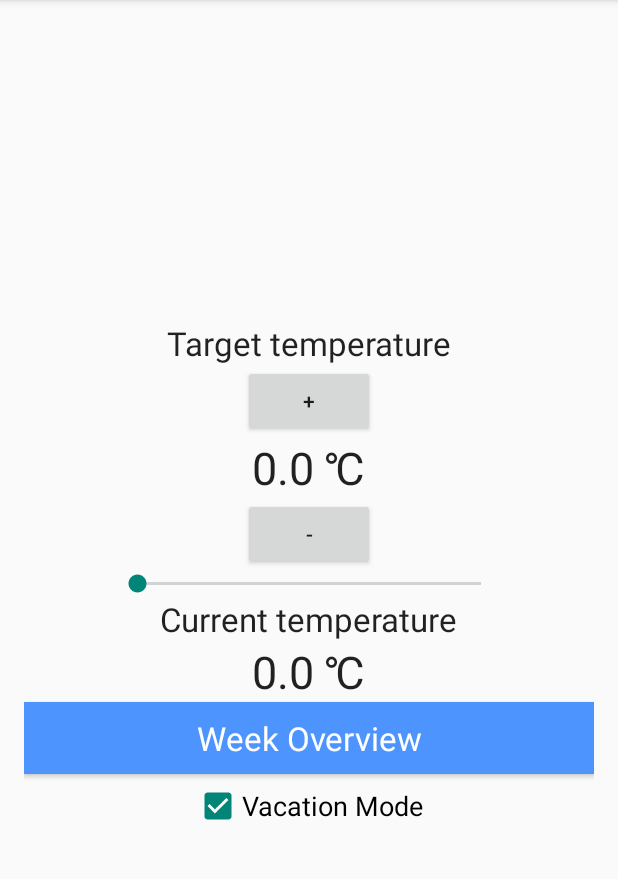
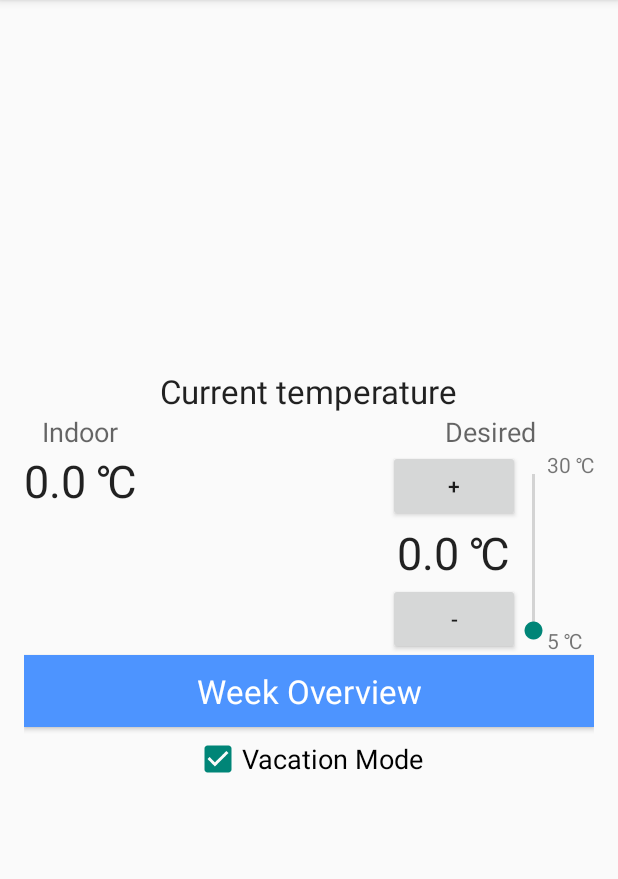
Before and after one commit to HTI-35/Thermostat, an Android app: the screen it shows after launch (ThermostatActivity), on a phone screen of 412 x 824 dp, the part 84-963 px from its top. Run offline under Robolectric (Android 15) with nearby library versions, the phone set to English and light mode, and no system bars; network calls fail; 5 statements that could not run were skipped.

Commit message:
Interface of other branch applied

```diff
--- a/DemoThermostat/app/src/main/java/nl/tue/demothermostat/ThermostatActivity.java
+++ b/DemoThermostat/app/src/main/java/nl/tue/demothermostat/ThermostatActivity.java
@@ -26,7 +26,7 @@ public class ThermostatActivity extends Activity {
     double vTemp, cTemp; //target temperature, current temperature
     boolean wkProgramEnabled,checkvacation = true;
     TextView targetTemp, currentTemp;
-    SeekBar seekBar;
+    VerticalSeekBar seekBar;
     Button bIncrTemp, bDecrTemp;
     CheckBox vacationMode;
 
@@ -43,7 +43,7 @@ public class ThermostatActivity extends Activity {
         HeatingSystem.BASE_ADDRESS = "http://wwwis.win.tue.nl/2id40-ws/35";
         targetTemp = (TextView)findViewById(R.id.targetTemp);
         currentTemp = (TextView)findViewById(R.id.currTemp);
-        seekBar = (SeekBar)findViewById(R.id.seekBar);
+        seekBar = (VerticalSeekBar)findViewById(R.id.tempSeekbar);
 
 
         new Thread(new Runnable() {
--- /dev/null
+++ b/DemoThermostat/app/src/main/java/nl/tue/demothermostat/VerticalSeekBar.java
@@ -0,0 +1,70 @@
+package nl.tue.demothermostat;
+
+import android.content.Context;
+import android.graphics.Canvas;
+import android.util.AttributeSet;
+import android.view.MotionEvent;
+import android.widget.ProgressBar;
+import android.widget.SeekBar;
+
+public class VerticalSeekBar extends SeekBar {
+
+    public VerticalSeekBar(Context context) {
+        super(context);
+    }
+
+    public VerticalSeekBar(Context context, AttributeSet attrs, int defStyle) {
+        super(context, attrs, defStyle);
+    }
+
+    public VerticalSeekBar(Context context, AttributeSet attrs) {
+        super(context, attrs);
+    }
+
+    protected void onSizeChanged(int w, int h, int oldw, int oldh) {
+        super.onSizeChanged(h, w, oldh, oldw);
+    }
+
+    @Override
+    protected synchronized void onMeasure(int widthMeasureSpec, int heightMeasureSpec) {
+        super.onMeasure(heightMeasureSpec, widthMeasureSpec);
+        setMeasuredDimension(getMeasuredHeight(), getMeasuredWidth());
+    }
+
+    protected void onDraw(Canvas c) {
+        c.rotate(-90);
+        c.translate(-getHeight(), 0);
+
+        super.onDraw(c);
+    }
+
+    @Override
+    public boolean onTouchEvent(MotionEvent event) {
+        if (!isEnabled()) {
+            return false;
+        }
+
+        switch (event.getAction()) {
+            case MotionEvent.ACTION_DOWN:
+            case MotionEvent.ACTION_MOVE:
+            case MotionEvent.ACTION_UP:
+                setProgress(getMax() - (int) (getMax() * event.getY() / getHeight()));
+                onSizeChanged(getWidth(), getHeight(), 0, 0);
+                break;
+
+            case MotionEvent.ACTION_CANCEL:
+                break;
+        }
+        return true;
+    }
+
+    @Override
+    public synchronized void setProgress(int progress) {
+        super.setProgress(progress);
+        updateThumb();
+    }
+
+    public void updateThumb(){
+        onSizeChanged(getWidth(), getHeight(), 0, 0);
+    }
+}
--- a/DemoThermostat/app/src/main/res/layout/activity_thermostat.xml
+++ b/DemoThermostat/app/src/main/res/layout/activity_thermostat.xml
@@ -1,4 +1,4 @@
-<LinearLayout xmlns:android="http://schemas.android.com/apk/res/android"
+<RelativeLayout xmlns:android="http://schemas.android.com/apk/res/android"
     xmlns:tools="http://schemas.android.com/tools" android:layout_width="match_parent"
     android:layout_height="match_parent" android:paddingLeft="@dimen/activity_horizontal_margin"
     android:paddingRight="@dimen/activity_horizontal_margin"
@@ -11,56 +11,130 @@
         android:layout_width="wrap_content"
         android:layout_height="wrap_content"
         android:textAppearance="?android:attr/textAppearanceLarge"
-        android:text="Target temperature"
-        android:id="@+id/targetTempText" />
+        android:text="Current temperature"
+        android:id="@+id/currentTempText"
+        android:layout_alignParentTop="true"
+        android:layout_centerHorizontal="true" />
+
+    <RelativeLayout
+        android:layout_width="wrap_content"
+        android:layout_height="wrap_content"
+        android:id="@+id/desiredLO"
+        android:layout_below="@+id/currentTempText"
+        android:layout_alignParentRight="true"
+        android:layout_alignParentEnd="true">
+
+        <TextView
+            android:layout_width="wrap_content"
+            android:layout_height="wrap_content"
+            android:textAppearance="?android:attr/textAppearanceMedium"
+            android:text="Desired"
+            android:id="@+id/desiredText"
+            android:layout_centerHorizontal="true"/>
+
+        <RelativeLayout
+            android:layout_width="wrap_content"
+            android:layout_height="wrap_content"
+            android:layout_below="@id/desiredText"
+            android:layout_centerHorizontal="true">
+
+            <RelativeLayout
+                android:layout_width="wrap_content"
+                android:layout_height="wrap_content"
+                android:id="@+id/tempButtonsLO">
 
                 <Button
                     android:layout_width="wrap_content"
                     android:layout_height="wrap_content"
                     android:text="+"
-        android:id="@+id/bIncrTemp" />
+                    android:id="@+id/bIncrTemp"
+                    android:layout_centerHorizontal="true"/>
 
                 <TextView
                     android:layout_width="wrap_content"
                     android:layout_height="wrap_content"
                     android:textAppearance="?android:attr/textAppearanceLarge"
-        android:text="21 \u2103"
+                    android:text="21.0 \u2103"
                     android:textSize="30sp"
-        android:id="@+id/targetTemp" />
+                    android:id="@+id/targetTemp"
+                    android:layout_below="@+id/bIncrTemp"
+                    android:layout_centerHorizontal="true" />
 
                 <Button
                     android:layout_width="wrap_content"
                     android:layout_height="wrap_content"
                     android:text="-"
-        android:id="@+id/bDecrTemp" />
+                    android:id="@+id/bDecrTemp"
+                    android:layout_below="@+id/targetTemp"
+                    android:layout_centerHorizontal="true" />
 
-    <SeekBar
-        android:layout_width="261dp"
+            </RelativeLayout>
+
+            <nl.tue.demothermostat.VerticalSeekBar
+                android:layout_width="wrap_content"
+                android:layout_height="match_parent"
+                android:id="@+id/tempSeekbar"
+                android:layout_toRightOf="@id/tempButtonsLO"
+                android:layout_alignTop="@id/tempButtonsLO"
+                android:layout_alignBottom="@id/tempButtonsLO"
+                android:max="250"/>
+
+            <TextView
+                android:layout_width="wrap_content"
                 android:layout_height="wrap_content"
-        android:id="@+id/seekBar"
-        android:max="250"
-        android:indeterminate="false" />
+                android:textAppearance="?android:attr/textAppearanceSmall"
+                android:text="30 \u2103"
+                android:id="@+id/maxTText"
+                android:layout_toRightOf="@id/tempSeekbar"
+                android:layout_alignTop="@id/tempSeekbar"/>
+
+            <TextView
+                android:layout_width="wrap_content"
+                android:layout_height="wrap_content"
+                android:textAppearance="?android:attr/textAppearanceSmall"
+                android:text="5 \u2103"
+                android:id="@+id/minTText"
+                android:layout_toRightOf="@id/tempSeekbar"
+                android:layout_alignBottom="@id/tempSeekbar"/>
+
+        </RelativeLayout>
+
+    </RelativeLayout>
+
+    <RelativeLayout
+        android:layout_width="wrap_content"
+        android:layout_height="wrap_content"
+        android:layout_below="@+id/currentTempText"
+        android:layout_alignParentLeft="true"
+        android:layout_alignParentStart="true">
+
+        <TextView
+            android:layout_width="wrap_content"
+            android:layout_height="wrap_content"
+            android:textAppearance="?android:attr/textAppearanceMedium"
+            android:text="Indoor"
+            android:id="@+id/indoorText"
+            android:layout_centerHorizontal="true"/>
 
         <TextView
             android:layout_width="wrap_content"
             android:layout_height="wrap_content"
             android:textAppearance="?android:attr/textAppearanceLarge"
-        android:text="Current temperature"
-        android:id="@+id/currTempText" />
+            android:text="21.0 \u2103"
+            android:textSize="30sp"
+            android:id="@+id/currTemp"
+            android:layout_centerVertical="true"
+            android:layout_below="@id/indoorText"/>
 
-    <TextView
-        android:layout_width="wrap_content"
-        android:layout_height="wrap_content"
-        android:textAppearance="?android:attr/textAppearanceLarge"
-        android:text="21 &#x2103;"
-        android:textSize="30sp"
-        android:id="@+id/currTemp" />
+    </RelativeLayout>
 
     <Button
         style="@style/button"
         android:layout_height="wrap_content"
         android:text="Week Overview"
-        android:id="@+id/bWeekOverview" />
+        android:id="@+id/bWeekOverview"
+        android:layout_below="@+id/desiredLO"
+        android:layout_alignParentRight="true" />
 
     <CheckBox
         android:layout_width="wrap_content"
@@ -68,7 +142,8 @@
         android:layout_gravity="center_horizontal"
         android:textAppearance="?android:attr/textAppearanceMedium"
         android:text="Vacation Mode"
-        android:id="@+id/vacationMode" />
+        android:id="@+id/vacationMode"
+        android:layout_below="@+id/bWeekOverview"
+        android:layout_centerHorizontal="true" />
 
-
-</LinearLayout>
+</RelativeLayout>
```
Also changed, not shown: 2 other files. Lines whose indentation alone changed are shown as unchanged.
